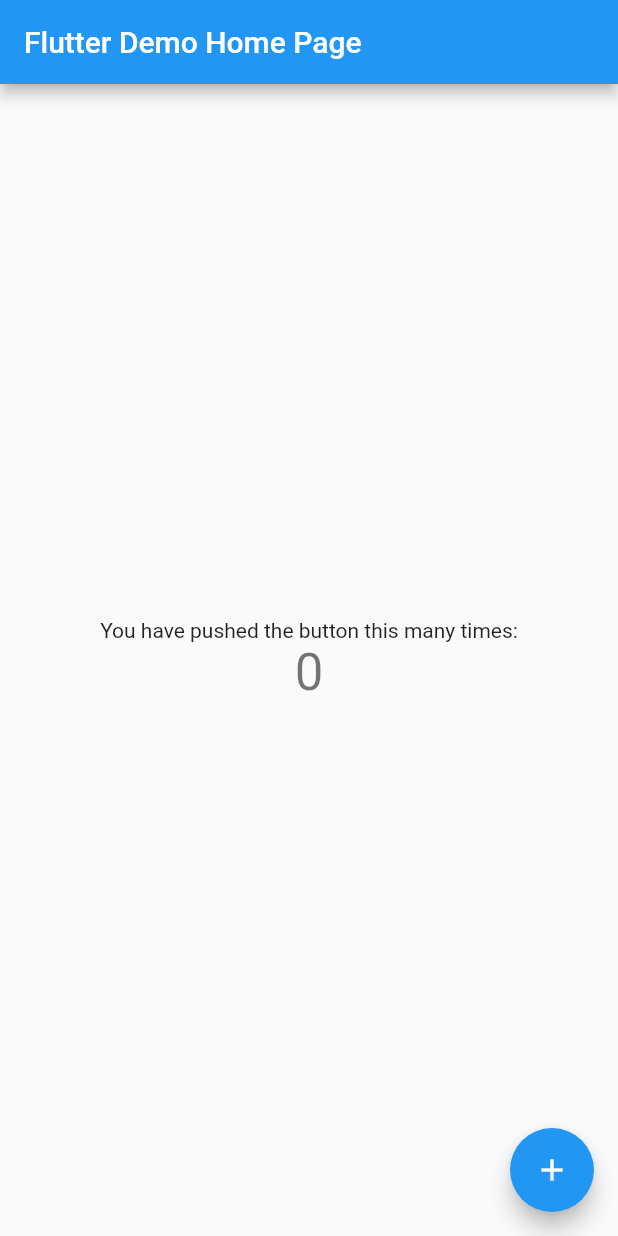
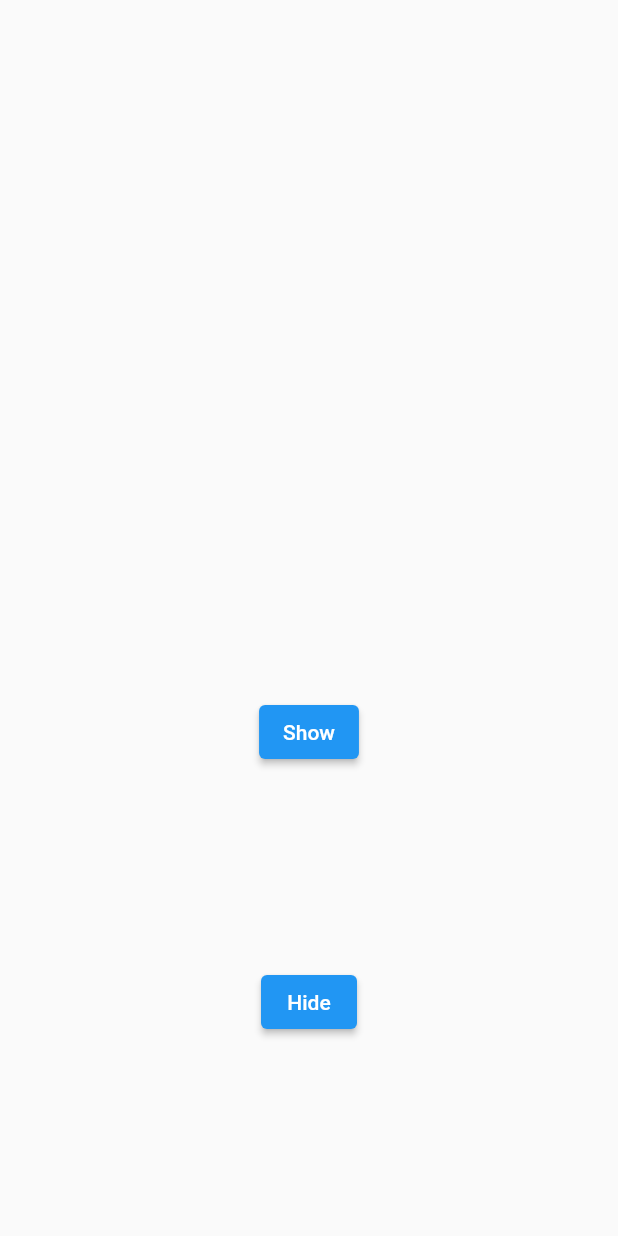
Before and after one commit to ankitpsamrat/Flutter-animations, a Flutter app: the screen it shows after launch, on a phone screen of 412 x 824 dp. Run offline on Flutter 3.47's test engine with Material 2 defaults, Android fonts, the phone set to English and light mode, and no system bars.

Commit message:
first commit

```diff
--- a/analysis_options.yaml
+++ b/analysis_options.yaml
@@ -22,7 +22,9 @@ linter:
   # `// ignore_for_file: name_of_lint` syntax on the line or in the file
   # producing the lint.
   rules:
-    # avoid_print: false  # Uncomment to disable the `avoid_print` rule
+    prefer_const_constructors: false
+    use_key_in_widget_constructors: false
+    avoid_print: false  # Uncomment to disable the `avoid_print` rule
     # prefer_single_quotes: true  # Uncomment to enable the `prefer_single_quotes` rule
 
 # Additional information about this file can be found at
--- /dev/null
+++ b/lib/home_page.dart
@@ -0,0 +1,76 @@
+import 'package:flutter/material.dart';
+
+class HomePage extends StatefulWidget {
+  const HomePage({super.key});
+
+  @override
+  State<HomePage> createState() => _HomePageState();
+}
+
+class _HomePageState extends State<HomePage> with TickerProviderStateMixin {
+  //
+
+  late Animation<double> fadeAnimation;
+  late AnimationController fadeAnimationController;
+
+  @override
+  void initState() {
+    super.initState();
+
+    fadeAnimationController = AnimationController(
+      vsync: this,
+      duration: Duration(seconds: 2),
+    );
+
+    fadeAnimation = Tween(
+      begin: 0.0,
+      end: 1.0,
+    ).animate(fadeAnimationController.view);
+  }
+
+  @override
+  Widget build(BuildContext context) {
+    return Scaffold(
+      body: Center(
+        child: Column(
+          mainAxisAlignment: MainAxisAlignment.spaceEvenly,
+          children: [
+            //  type 1
+
+            // FadeTransition(
+            //   opacity: fadeAnimation,
+            //   child: Container(
+            //     height: 200,
+            //     width: 200,
+            //     color: Colors.redAccent,
+            //   ),
+            // ),
+
+            //  type 2
+
+            ScaleTransition(
+              scale: fadeAnimation,
+              child: Container(
+                height: 200,
+                width: 200,
+                color: Colors.redAccent,
+              ),
+            ),
+            ElevatedButton(
+              onPressed: () {
+                fadeAnimationController.forward();
+              },
+              child: Text('Show'),
+            ),
+            ElevatedButton(
+              onPressed: () {
+                fadeAnimationController.reverse();
+              },
+              child: Text('Hide'),
+            ),
+          ],
+        ),
+      ),
+    );
+  }
+}
--- a/lib/main.dart
+++ b/lib/main.dart
@@ -1,3 +1,4 @@
+import 'package:animations/home_page.dart';
 import 'package:flutter/material.dart';
 
 void main() {
@@ -7,109 +8,12 @@ void main() {
 class MyApp extends StatelessWidget {
   const MyApp({super.key});
 
-  // This widget is the root of your application.
   @override
   Widget build(BuildContext context) {
     return MaterialApp(
-      title: 'Flutter Demo',
-      theme: ThemeData(
-        // This is the theme of your application.
-        //
-        // Try running your application with "flutter run". You'll see the
-        // application has a blue toolbar. Then, without quitting the app, try
-        // changing the primarySwatch below to Colors.green and then invoke
-        // "hot reload" (press "r" in the console where you ran "flutter run",
-        // or simply save your changes to "hot reload" in a Flutter IDE).
-        // Notice that the counter didn't reset back to zero; the application
-        // is not restarted.
-        primarySwatch: Colors.blue,
-      ),
-      home: const MyHomePage(title: 'Flutter Demo Home Page'),
+      debugShowCheckedModeBanner: false,
+      title: 'Animation',
+      home: HomePage(),
     );
   }
 }
-
-class MyHomePage extends StatefulWidget {
-  const MyHomePage({super.key, required this.title});
-
-  // This widget is the home page of your application. It is stateful, meaning
-  // that it has a State object (defined below) that contains fields that affect
-  // how it looks.
-
-  // This class is the configuration for the state. It holds the values (in this
-  // case the title) provided by the parent (in this case the App widget) and
-  // used by the build method of the State. Fields in a Widget subclass are
-  // always marked "final".
-
-  final String title;
-
-  @override
-  State<MyHomePage> createState() => _MyHomePageState();
-}
-
-class _MyHomePageState extends State<MyHomePage> {
-  int _counter = 0;
-
-  void _incrementCounter() {
-    setState(() {
-      // This call to setState tells the Flutter framework that something has
-      // changed in this State, which causes it to rerun the build method below
-      // so that the display can reflect the updated values. If we changed
-      // _counter without calling setState(), then the build method would not be
-      // called again, and so nothing would appear to happen.
-      _counter++;
-    });
-  }
-
-  @override
-  Widget build(BuildContext context) {
-    // This method is rerun every time setState is called, for instance as done
-    // by the _incrementCounter method above.
-    //
-    // The Flutter framework has been optimized to make rerunning build methods
-    // fast, so that you can just rebuild anything that needs updating rather
-    // than having to individually change instances of widgets.
-    return Scaffold(
-      appBar: AppBar(
-        // Here we take the value from the MyHomePage object that was created by
-        // the App.build method, and use it to set our appbar title.
-        title: Text(widget.title),
-      ),
-      body: Center(
-        // Center is a layout widget. It takes a single child and positions it
-        // in the middle of the parent.
-        child: Column(
-          // Column is also a layout widget. It takes a list of children and
-          // arranges them vertically. By default, it sizes itself to fit its
-          // children horizontally, and tries to be as tall as its parent.
-          //
-          // Invoke "debug painting" (press "p" in the console, choose the
-          // "Toggle Debug Paint" action from the Flutter Inspector in Android
-          // Studio, or the "Toggle Debug Paint" command in Visual Studio Code)
-          // to see the wireframe for each widget.
-          //
-          // Column has various properties to control how it sizes itself and
-          // how it positions its children. Here we use mainAxisAlignment to
-          // center the children vertically; the main axis here is the vertical
-          // axis because Columns are vertical (the cross axis would be
-          // horizontal).
-          mainAxisAlignment: MainAxisAlignment.center,
-          children: <Widget>[
-            const Text(
-              'You have pushed the button this many times:',
-            ),
-            Text(
-              '$_counter',
-              style: Theme.of(context).textTheme.headline4,
-            ),
-          ],
-        ),
-      ),
-      floatingActionButton: FloatingActionButton(
-        onPressed: _incrementCounter,
-        tooltip: 'Increment',
-        child: const Icon(Icons.add),
-      ), // This trailing comma makes auto-formatting nicer for build methods.
-    );
-  }
-}
```
